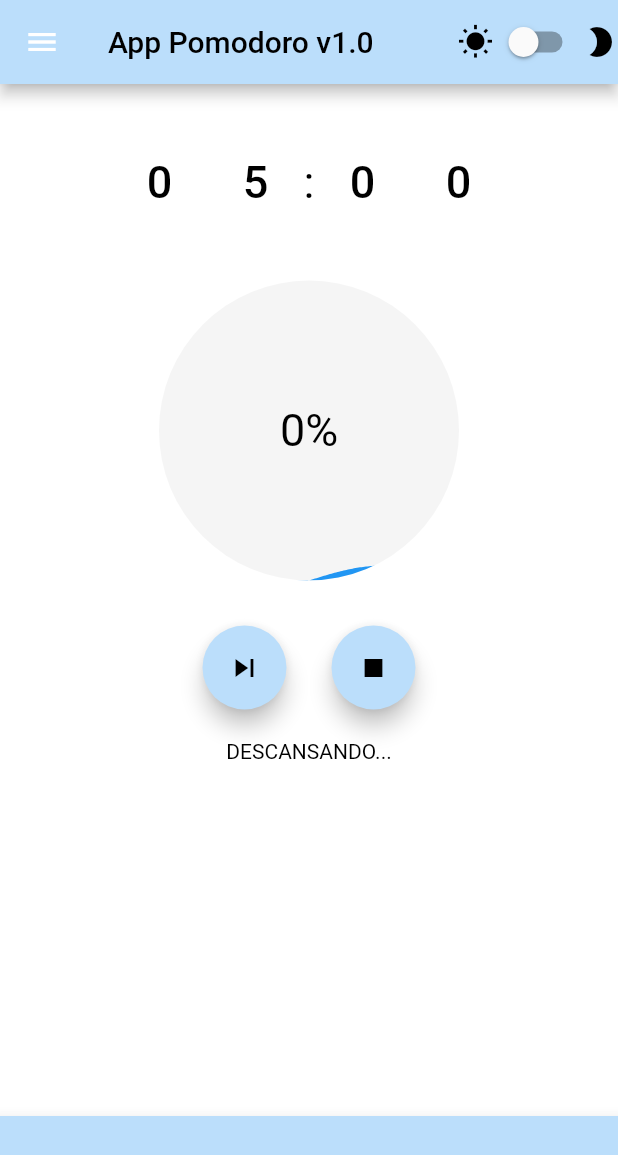
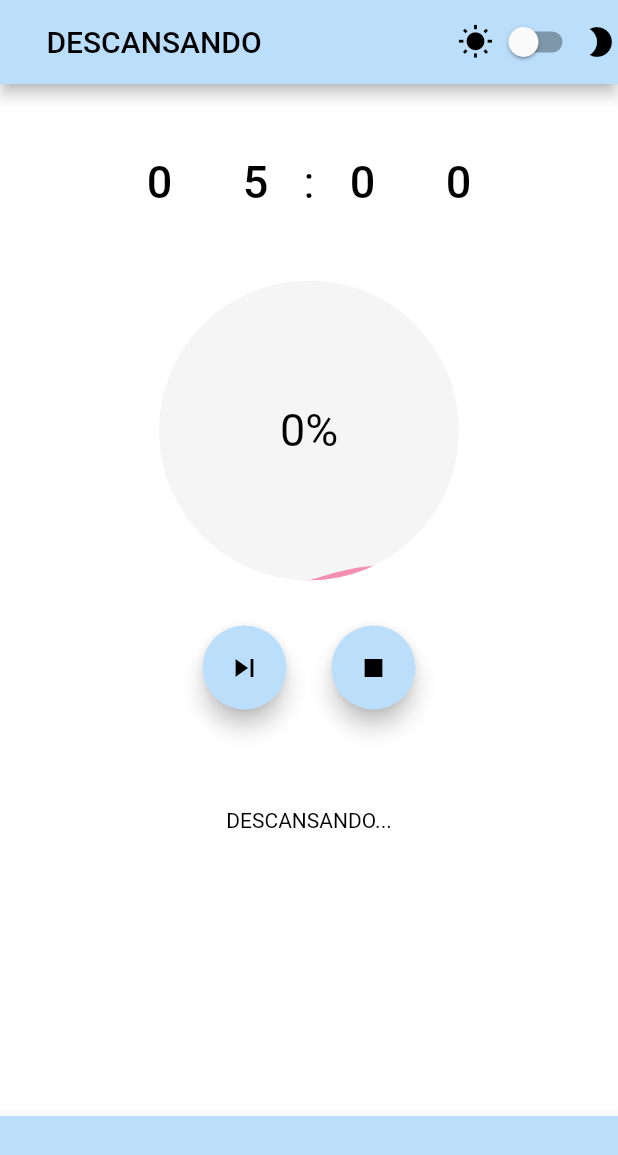
Before and after one commit to robertocarlosmm/MiPomodoroApp, a Flutter app: the screen it shows after launch, after a tap on the "play arrow" icon, on a phone screen of 412 x 824 dp. Shown: the top 1155 px of the screen. Run offline on Flutter 3.47's test engine with Material 2 defaults, Android fonts, the light colour scheme and no system bars; our stand-ins replace audioplayers, liquid_progress_indicator_ns, shared_preferences.

Commit message:
solo falta darle color :D

```diff
--- a/lib/main.dart
+++ b/lib/main.dart
@@ -1,13 +1,11 @@
 import 'package:flutter/material.dart';
+import 'package:flutter/services.dart';
 import 'package:provider/provider.dart';
 import 'dart:async';
 import 'package:pomodoro_flutter/providers/theme.dart';
 import 'package:pomodoro_flutter/models/theme_preferences.dart';
-import 'package:percent_indicator/percent_indicator.dart';
 import 'package:liquid_progress_indicator_ns/liquid_progress_indicator.dart';
-
-
-enum PomodoroState {getReady,pomodoro,shortBreak,longBreak}
+import 'package:audioplayers/audioplayers.dart';
 
 void main() {
   runApp(MyApp());
@@ -59,14 +57,16 @@ class _HomePageState extends State<HomePage> {
   int min10=0, min=0, seg10=0, seg=0, contador=0, maxpom=0,tiempopom=0,_start=0;
   bool indicador=false,descanso=false,fin=false;
   double percent=0,segPercent=0;
-  int valorPorcentaje=0;
+  int valorPorcentaje=0,tiempodescanso=0,temporal=0;
+  int d_min10=0, d_min=5, d_seg10=0, d_seg=0;
+  bool p_select=false,d_select=false;
   @override
   void initState() {
     super.initState();
   }
 
   Timer _timer;
-
+  final player = AudioCache();
   void startTimer() {
     const oneSec = const Duration(seconds: 1);
     if(_start>0)segPercent=(100/_start);//el porcentaje del tiempo en 1 segundo
@@ -74,6 +74,7 @@ class _HomePageState extends State<HomePage> {
     _timer = new Timer.periodic(oneSec, (timer) {
       setState(() {
         if (_start < 1) {
+
           setState(() {
                       nextPomodoro();
                     });
@@ -103,6 +104,11 @@ class _HomePageState extends State<HomePage> {
     });
   }
 
+  playSoundBubble(){
+
+    player.play('bubbles_not.mp3');
+    print("REPRODUCIDO");
+  }
 
   StopTimer(){
     _timer?.cancel();
@@ -110,12 +116,16 @@ class _HomePageState extends State<HomePage> {
 
   enPlay(){
     tiempopom=(min10*10+min)*60 + seg10*10+seg;
+    tiempodescanso=(d_min10*10+d_min)*60 + d_seg10*10+d_seg;
     indicador=true;
     _start=tiempopom;
     startTimer();
   }
 
   nextPomodoro(){
+    setState(() {
+                      playSoundBubble();
+                    });
     percent=0;
     valorPorcentaje=0;
     StopTimer();
@@ -131,7 +141,7 @@ class _HomePageState extends State<HomePage> {
         descanso=false;
       }
     else{
-      _start=indicador?(descanso?5*60:tiempopom):0;
+      _start=indicador?(descanso?tiempodescanso:tiempopom):0;
       startTimer();
     }
   }
@@ -153,10 +163,10 @@ class _HomePageState extends State<HomePage> {
   }
 
   valorDescanso(){
-    min10=0;
-    min=5;
-    seg10=0;
-    seg=0;
+    min10=(tiempodescanso~/60)~/10;
+    min=(tiempodescanso~/60)%10;
+    seg10=(tiempodescanso-(min10*10+min)*60)~/10;
+    seg=(tiempodescanso-(min10*10+min)*60)%10;
   }
 
   incPom(){
@@ -253,17 +263,116 @@ class _HomePageState extends State<HomePage> {
     min = 0;
   }
 
+  setPom(int num){
+    min10=num~/10;
+    min=num%10;
+    seg10=0;
+    seg=0;
+  }
+
+  setDes(int num){
+    d_min10=num~/10;
+    d_min=num%10;
+    d_seg10=0;
+    d_seg=0;
+  }
+
+  configuraDescanso(BuildContext context){
+    showDialog(context: context,builder: (context)=>AlertDialog(
+      title: Text("Tiempo de descanso"),
+      content: SizedBox(
+        width:  200.0,
+        height: 200.0,
+        child: Center(
+          child: TextField(
+            decoration: InputDecoration(
+              hintText: 'Minutos',
+              labelText: 'Tiempo de descanso',
+              prefixIcon: Icon(Icons.charging_station_rounded),
+              border: OutlineInputBorder(),
+            ),
+            keyboardType: TextInputType.number,
+            textAlign: TextAlign.center,
+            maxLength: 2,
+            onChanged: (valor){
+              temporal = int.parse(valor);
+            },
+          ),
+        )
+      ),
+      actions: [
+        TextButton(
+          child: Text("Cancelar"),
+          onPressed: (){
+            Navigator.pop(context);
+          },
+        ),
+        TextButton(
+          child: Text("Aceptar"),
+          onPressed: (){
+            setState(() {
+              setDes(temporal);
+                        });
+            Navigator.pop(context);
+          },
+        )
+      ],
+    ));
+  }
+
+  configura(BuildContext context){
+    showDialog(context: context,builder: (context)=>AlertDialog(
+      title: Text("Tiempo de estudio"),
+      content: SizedBox(
+        width:  200.0,
+        height: 200.0,
+        child: Center(
+          child: TextField(
+            decoration: InputDecoration(
+              hintText: 'Minutos',
+              labelText: 'Tiempo de Estudio',
+              prefixIcon: Icon(Icons.airline_seat_recline_normal_rounded),
+              border: OutlineInputBorder(),
+            ),
+            keyboardType: TextInputType.number,
+            textAlign: TextAlign.center,
+            maxLength: 2,
+            onChanged: (valor){
+              temporal = int.parse(valor);
+            },
+          ),
+        )
+      ),
+      actions: [
+        TextButton(
+          child: Text("Cancelar"),
+          onPressed: (){
+            Navigator.pop(context);
+          },
+        ),
+        TextButton(
+          child: Text("Aceptar"),
+          onPressed: (){
+            setState(() {
+              setPom(temporal);
+                        });
+            Navigator.pop(context);
+          },
+        )
+      ],
+    ));
+  }
+
   @override
   Widget build(BuildContext context) {
     final currentTheme = Provider.of<ThemeProvider>(context);
-    final size = 200.0;
-    final pi = 3.14159265;
     return Scaffold(
       backgroundColor:
           currentTheme.isDarkTheme() ? Color(0xff2a293d) : Colors.white,
+
       appBar: AppBar(
         title: Text(
-          "App Pomodoro v1.0",
+          indicador?(descanso?"   DESCANSANDO":"   TIEMPO DE ESTUDIO"):"   ¿LISTO?",
           style: TextStyle(
             color: currentTheme.isDarkTheme() ? Colors.white : Colors.black,
           ),
@@ -286,11 +395,12 @@ class _HomePageState extends State<HomePage> {
                   }),
               Icon(Icons.brightness_2,
                   color:
-                      currentTheme.isDarkTheme() ? Colors.white : Colors.black)
+                      currentTheme.isDarkTheme() ? Colors.white : Colors.black),
             ],
           )
         ],
       ),
+
       body: Center(
         child: Column(
           mainAxisAlignment: MainAxisAlignment.start,
@@ -372,7 +482,11 @@ class _HomePageState extends State<HomePage> {
                 value: percent, // Defaults to 0.5.
                 backgroundColor: currentTheme.isDarkTheme() ? Colors.black12 : Colors.grey[100],
                 valueColor: AlwaysStoppedAnimation(
-                  currentTheme.isDarkTheme() ? Colors.cyan[900] : Colors.lightBlueAccent[300]
+                  currentTheme.isDarkTheme() ?
+                  (descanso?Colors.pinkAccent[700]
+                  :Colors.cyan[900])
+                  : (descanso?Colors.pink[200]
+                  :Colors.lightBlueAccent[300])
                   ), // Defaults to the current Theme's accentColor.
                 borderColor: Colors.transparent,
                 borderWidth: 5.0,
@@ -396,35 +510,53 @@ class _HomePageState extends State<HomePage> {
             Row(
               mainAxisAlignment: MainAxisAlignment.center,
               children: [
+                !indicador?FloatingActionButton(
+                  backgroundColor: currentTheme.isDarkTheme() ? Colors.blue[400] : Colors.blue[100],
+                  //isActive?Icons.pause:Icons.play_arrow
+                  child: Icon(Icons.hourglass_top_rounded,
+                    color: currentTheme.isDarkTheme() ? Colors.white : Colors.black ,),
+                    onPressed: () {
+                        configura(context);
+                      },
+                ):Container(),
+
+                SizedBox(
+                  width: !indicador?30.0:0,
+                ),
+
                 FloatingActionButton(
                   backgroundColor: currentTheme.isDarkTheme() ? Colors.blue[400] : Colors.blue[100],
                   //isActive?Icons.pause:Icons.play_arrow
                   child: Icon(
                     indicador?Icons.skip_next:Icons.play_arrow,
                     color: currentTheme.isDarkTheme() ? Colors.white : Colors.black ,),
-                  onPressed: () {
+                    onPressed: () {
                         indicador?setState(nextPomodoro):setState(enPlay);
                       },
                 ),
                 SizedBox(
-                  width: indicador?30.0:0,
+                  width: 30.0,
                 ),
 
-                indicador?FloatingActionButton(
+                FloatingActionButton(
                   backgroundColor: currentTheme.isDarkTheme() ? Colors.blue[400] : Colors.blue[100],
                   child: Icon(
-                    Icons.stop,
+                    !indicador?Icons.charging_station_rounded:Icons.stop,
                     color: currentTheme.isDarkTheme() ? Colors.white : Colors.black ,
                   ),
                   onPressed: () {
-                        setState(enStop);
+                        indicador?setState(enStop):configuraDescanso(context);
                       },
-                ):Container()
+                )
               ],
             ),
+
             SizedBox(
-                  height: 20.0,
+                  height: 6.0,
                 ),
+
+            indicador?SizedBox(height: 60.0):Container(),
+
             SizedBox(
               height: 40.0,
               child: indicador?Text(
@@ -434,6 +566,7 @@ class _HomePageState extends State<HomePage> {
                 ),
               ):Container()
             ),
+
             SizedBox(
                   height: indicador?20.0:0,
                 ),
@@ -474,46 +607,6 @@ class _HomePageState extends State<HomePage> {
           ],
         )
       ),
-
-      //DRAWER QUE NO HACE NADA
-      drawer: Drawer(
-        child: ListView(
-          children: <Widget>[
-            UserAccountsDrawerHeader(
-              accountName: Text("Usuario PUCP"),
-              accountEmail: Text("user.name@pucp.edu.pe"),
-              currentAccountPicture: CircleAvatar(
-                backgroundColor: Colors.tealAccent,
-                child: Text(
-                  'C',
-                  style: TextStyle(fontSize: 35.5),
-                ),
-              ),
-            ),
-            ListTile(
-              title: Text('Actividades de Hoy'),
-              onTap: () {},
-            ),
-            ListTile(
-              title: Text('Actividades Semanales'),
-              onTap: () {},
-            ),
-            ListTile(
-              title: Text('Resumen Semanal'),
-              onTap: () {},
-            ),
-            ListTile(
-              title: Text('Resumen Mensual'),
-              onTap: () {},
-            ),
-            ListTile(
-              title: Text('Calendario'),
-              onTap: () {},
-            ),
-          ],
-        ),
-      ),
-
 
       //CANTIDAD DE POMODOROS
       bottomNavigationBar: BottomAppBar(
```
Also changed, not shown: pubspec.yaml (+5 -29 lines), pubspec.lock, 3 other files.
